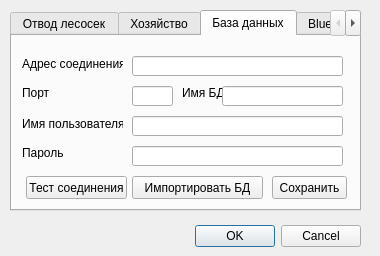
Before: the Qt Designer form ui/settingsDialog.ui in daniluuuuuuuk/daniluuuuuuuk.github.io, drawn with Qt 5.
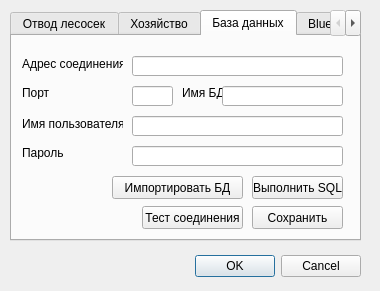
After: the same form once the commit is applied.

Patch:
```diff
--- a/ui/settingsDialog.ui
+++ b/ui/settingsDialog.ui
@@ -7,7 +7,7 @@
     <x>0</x>
     <y>0</y>
     <width>380</width>
-    <height>256</height>
+    <height>291</height>
    </rect>
   </property>
   <property name="windowTitle">
@@ -17,7 +17,7 @@
    <property name="geometry">
     <rect>
      <x>60</x>
-     <y>220</y>
+     <y>250</y>
      <width>301</width>
      <height>32</height>
     </rect>
@@ -41,7 +41,7 @@
      <x>10</x>
      <y>10</y>
      <width>351</width>
-     <height>201</height>
+     <height>231</height>
     </rect>
    </property>
    <property name="autoFillBackground">
@@ -368,9 +368,9 @@
     <widget class="QPushButton" name="saveConfigButton">
      <property name="geometry">
       <rect>
-       <x>260</x>
-       <y>140</y>
-       <width>75</width>
+       <x>240</x>
+       <y>170</y>
+       <width>91</width>
        <height>23</height>
       </rect>
      </property>
@@ -384,8 +384,8 @@
     <widget class="QPushButton" name="testDBConnection_pushButton">
      <property name="geometry">
       <rect>
-       <x>14</x>
-       <y>140</y>
+       <x>130</x>
+       <y>170</y>
        <width>101</width>
        <height>23</height>
       </rect>
@@ -420,7 +420,7 @@
     <widget class="QPushButton" name="importDB_pushButton">
      <property name="geometry">
       <rect>
-       <x>120</x>
+       <x>100</x>
        <y>140</y>
        <width>131</width>
        <height>23</height>
@@ -430,6 +430,19 @@
       <string>Импортировать БД</string>
      </property>
     </widget>
+    <widget class="QPushButton" name="run_sql_pushButton">
+     <property name="geometry">
+      <rect>
+       <x>240</x>
+       <y>140</y>
+       <width>91</width>
+       <height>23</height>
+      </rect>
+     </property>
+     <property name="text">
+      <string>Выполнить SQL</string>
+     </property>
+    </widget>
    </widget>
    <widget class="QWidget" name="btSettings">
     <attribute name="title">
```
Left out of the diff: 18 changed lines with no effect on the pictures.
